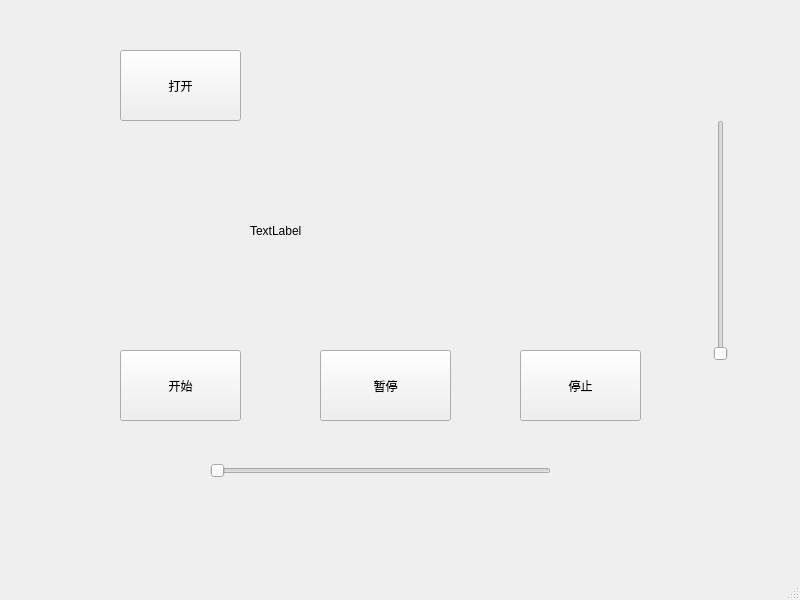
First picture: the form in mainwindow.ui, repository LCIS666/pythonFinalProject, before the edit.
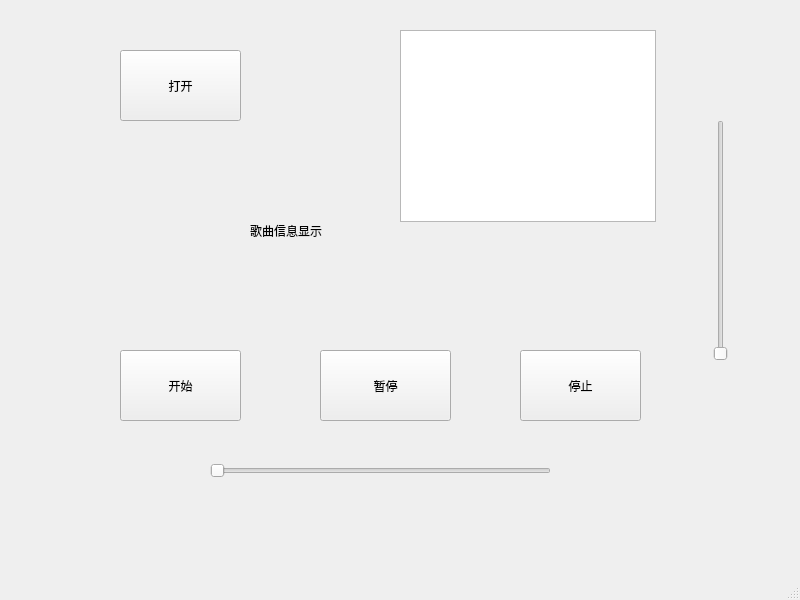
Second picture: the form after the edit.

Commit message: 添加歌曲列表功能

What changed in the file:
```diff
--- a/mainwindow.ui
+++ b/mainwindow.ui
@@ -108,7 +108,17 @@
      </rect>
     </property>
     <property name="text">
-     <string>TextLabel</string>
+     <string>歌曲信息显示</string>
+    </property>
+   </widget>
+   <widget class="QListWidget" name="playlist_widget">
+    <property name="geometry">
+     <rect>
+      <x>400</x>
+      <y>30</y>
+      <width>256</width>
+      <height>192</height>
+     </rect>
     </property>
    </widget>
   </widget>
```
The commit also changes 4 other files.
